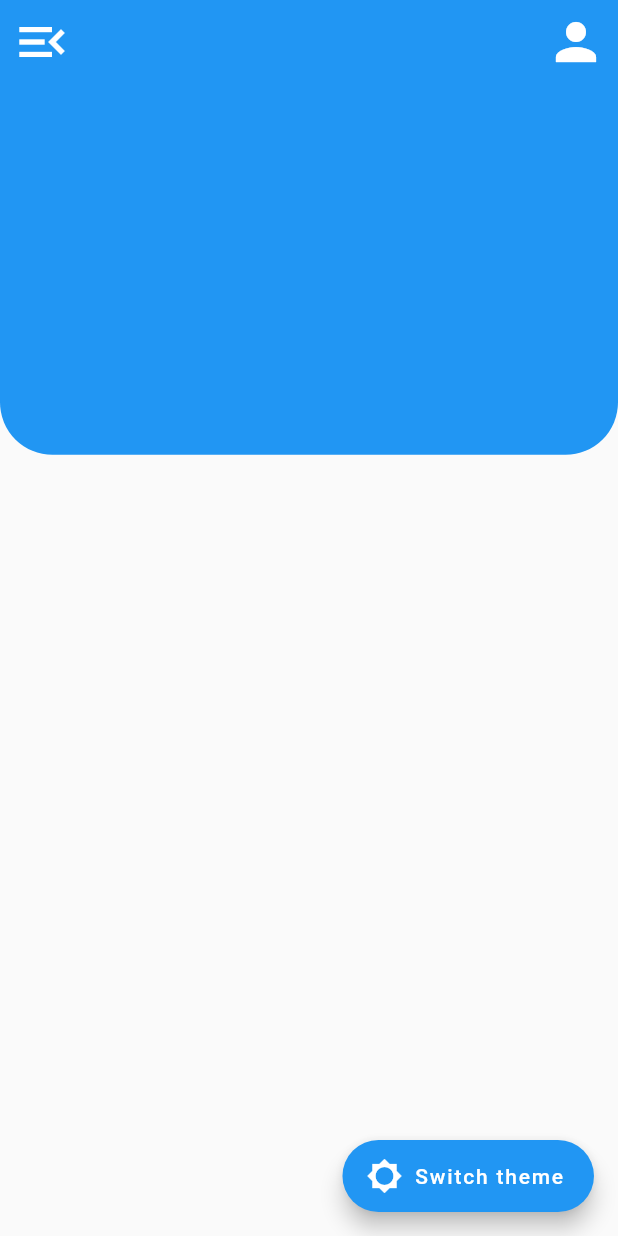
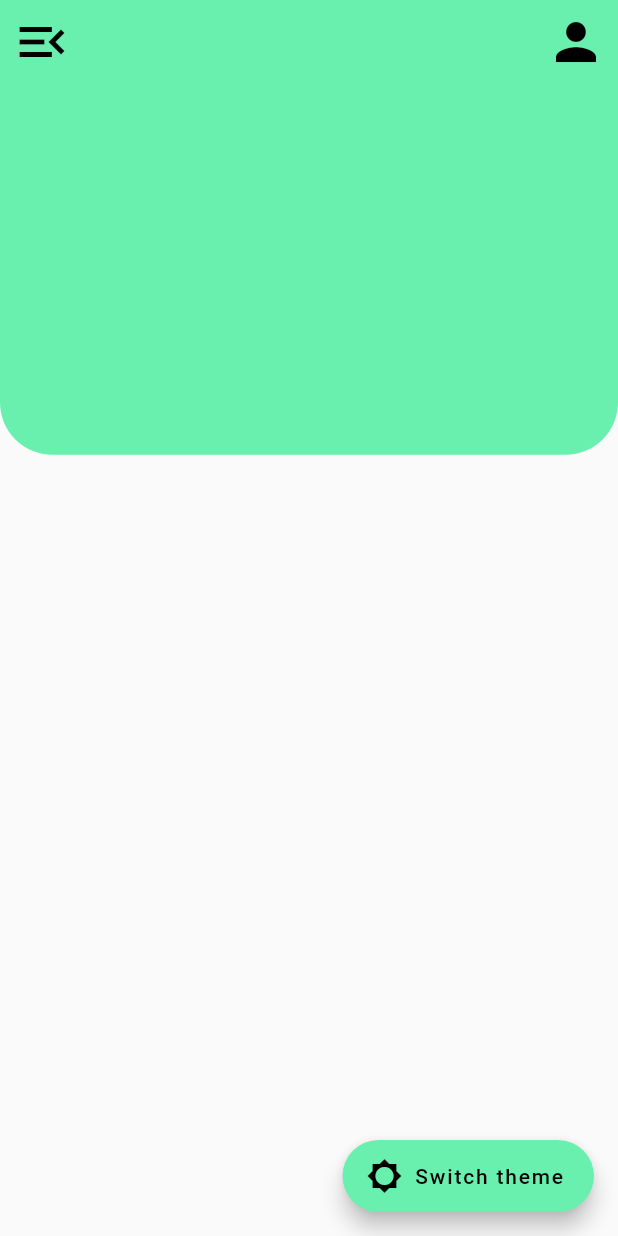
Before and after one commit to Baba-Yaga-Bv/Moove-old, a Flutter app: the screen it shows after launch, on a phone screen of 412 x 824 dp. Run offline on Flutter 3.47's test engine with Material 2 defaults, Android fonts, the light colour scheme and no system bars.

Commit message:
Added custom light and dark themes

```diff
--- a/front-end/lib/config.dart
+++ b/front-end/lib/config.dart
@@ -2,6 +2,22 @@ library config.global;
 import 'package:flutter/material.dart';
 import 'package:moove/themes/theme_controller.dart';
 
-ThemeData lightTheme = ThemeData.light();
-ThemeData darkTheme = ThemeData.dark();
+Color primaryColor = Colors.greenAccent;
+
+ThemeData lightTheme = ThemeData(
+  accentColor: primaryColor,
+  primaryColor: primaryColor,
+  appBarTheme: AppBarTheme(
+    color: primaryColor
+  )
+);
+ThemeData darkTheme = ThemeData(
+  brightness: Brightness.dark,
+  accentColor: primaryColor
+);
 ThemeController themeController = ThemeController();
+<<<<<<< Updated upstream
+=======
+
+Radius defaultRoundedCorner = Radius.circular(40);
+>>>>>>> Stashed changes
--- a/front-end/lib/themes/LightTheme.dart
+++ /dev/null
@@ -1,5 +0,0 @@
-import 'package:flutter/material.dart';
-
-mixin LightTheme implements ThemeData {
-
-}
```
